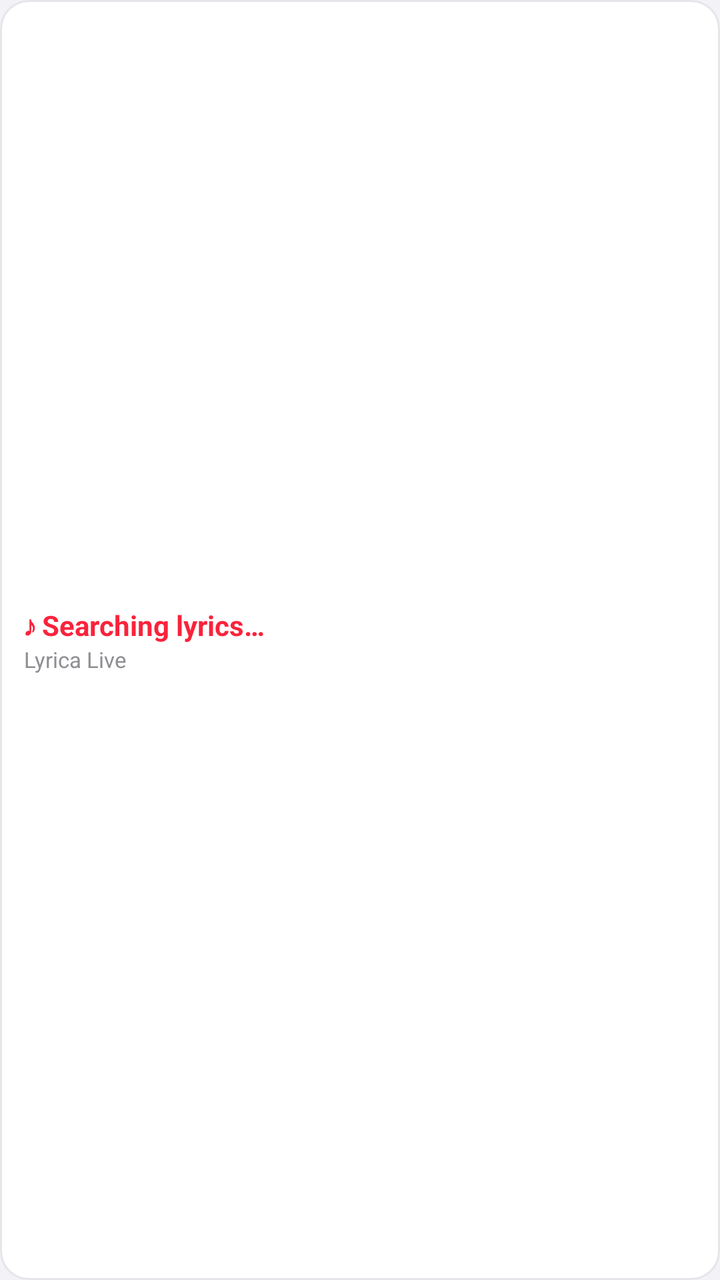
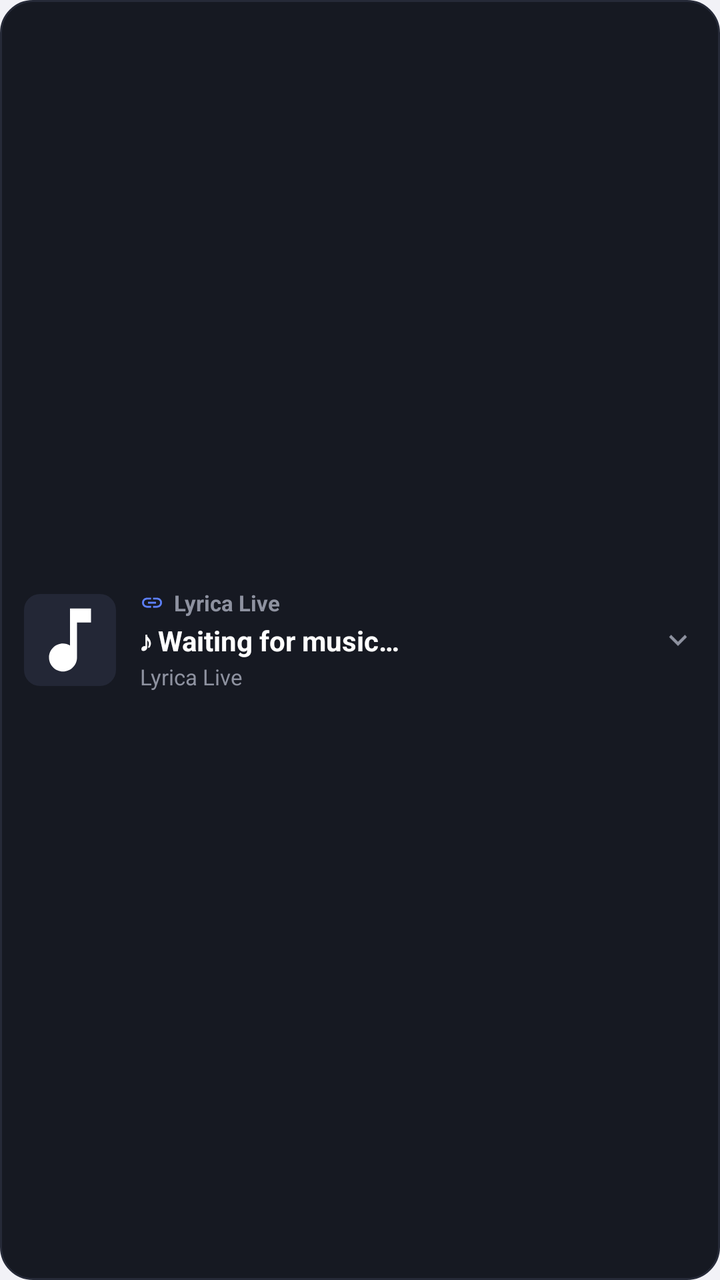

Screens rendered from an Android XML layout before and after an edit, with the pre-edit source and the edit as a unified diff.
<!-- AndroidManifest.xml: application theme Theme.LyricaLive -->
<!-- res/layout/notification_lyrics_collapsed.xml -->
<?xml version="1.0" encoding="utf-8"?>
<LinearLayout xmlns:android="http://schemas.android.com/apk/res/android"
    android:id="@+id/notif_collapsed_root"
    android:layout_width="match_parent"
    android:layout_height="64dp"
    android:background="@drawable/bg_notification_card"
    android:gravity="center_vertical"
    android:orientation="horizontal"
    android:paddingStart="12dp"
    android:paddingTop="6dp"
    android:paddingEnd="12dp"
    android:paddingBottom="6dp">

    
    <LinearLayout
        android:layout_width="0dp"
        android:layout_height="wrap_content"
        android:layout_weight="1"
        android:orientation="vertical">

        <TextView
            android:id="@+id/notif_collapsed_active_line"
            android:layout_width="match_parent"
            android:layout_height="wrap_content"
            android:ellipsize="end"
            android:maxLines="1"
            android:text="♪ Searching lyrics…"
            android:textColor="#FA233B"
            android:textSize="14sp"
            android:textStyle="bold" />

        <TextView
            android:id="@+id/notif_collapsed_source"
            android:layout_width="match_parent"
            android:layout_height="wrap_content"
            android:ellipsize="end"
            android:maxLines="1"
            android:text="Lyrica Live"
            android:textColor="#8E8E93"
            android:textSize="11sp" />
    </LinearLayout>

    
    <ImageView
        android:id="@+id/notif_collapsed_btn_play_pause"
        android:layout_width="32dp"
        android:layout_height="32dp"
        android:layout_marginStart="8dp"
        android:contentDescription="Play/Pause"
        android:padding="4dp"
        android:src="@drawable/ic_pause" />

</LinearLayout>
<!-- resources referenced by this layout -->
<resources>
  <!-- drawable bg_notification_card (drawable) -->
  <?xml version="1.0" encoding="utf-8"?>
  <shape xmlns:android="http://schemas.android.com/apk/res/android"
      android:shape="rectangle">
      <solid android:color="#FFFFFF" />
      <corners android:radius="14dp" />
      <stroke
          android:width="1dp"
          android:color="#E5E5EA" />
  </shape>
  <!-- drawable ic_pause (drawable) -->
  <vector xmlns:android="http://schemas.android.com/apk/res/android"
      android:width="24dp"
      android:height="24dp"
      android:viewportWidth="24"
      android:viewportHeight="24">
    <path
        android:fillColor="#FFFFFFFF"
        android:pathData="M6,19h4V5H6v14zm8,-14v14h4V5h-4z"/>
  </vector>
  <style name="Theme.LyricaLive" parent="Theme.Material3.Light.NoActionBar">
          <item name="colorPrimary">#FA233B</item>
          <item name="colorOnPrimary">#FFFFFF</item>
          <item name="colorPrimaryContainer">#FFE5E8</item>
          <item name="colorSurface">#FFFFFF</item>
          <item name="colorOnSurface">#000000</item>
          <item name="android:windowBackground">#F2F2F7</item>
          <item name="android:statusBarColor">#F2F2F7</item>
          <item name="android:navigationBarColor">#FFFFFF</item>
          <item name="android:windowLightStatusBar">true</item>
          <item name="android:windowLightNavigationBar">true</item>
      </style>
</resources>

<!-- the commit's change to res/layout/notification_lyrics_collapsed.xml (unified diff, before → after) -->
@@ -2,52 +2,89 @@
 <LinearLayout xmlns:android="http://schemas.android.com/apk/res/android"
     android:id="@+id/notif_collapsed_root"
     android:layout_width="match_parent"
-    android:layout_height="64dp"
+    android:layout_height="wrap_content"
     android:background="@drawable/bg_notification_card"
     android:gravity="center_vertical"
     android:orientation="horizontal"
     android:paddingStart="12dp"
-    android:paddingTop="6dp"
+    android:paddingTop="10dp"
     android:paddingEnd="12dp"
-    android:paddingBottom="6dp">
+    android:paddingBottom="10dp">
+
+    
+    <ImageView
+        android:id="@+id/notif_collapsed_art"
+        android:layout_width="46dp"
+        android:layout_height="46dp"
+        android:background="@drawable/bg_album_art_rounded"
+        android:contentDescription="Album Art"
+        android:padding="2dp"
+        android:scaleType="centerCrop"
+        android:src="@drawable/ic_lyrics_notification" />
 
     
     <LinearLayout
         android:layout_width="0dp"
         android:layout_height="wrap_content"
+        android:layout_marginStart="12dp"
+        android:layout_marginEnd="6dp"
         android:layout_weight="1"
         android:orientation="vertical">
 
+        
+        <LinearLayout
+            android:layout_width="wrap_content"
+            android:layout_height="wrap_content"
+            android:gravity="center_vertical"
+            android:orientation="horizontal">
+
+            <ImageView
+                android:layout_width="12dp"
+                android:layout_height="12dp"
+                android:contentDescription=""
+                android:src="@drawable/ic_lyrica_badge" />
+
+            <TextView
+                android:layout_width="wrap_content"
+                android:layout_height="wrap_content"
+                android:layout_marginStart="5dp"
+                android:text="Lyrica Live"
+                android:textColor="#8E92A0"
+                android:textSize="11sp"
+                android:textStyle="bold" />
+        </LinearLayout>
+
+        
         <TextView
             android:id="@+id/notif_collapsed_active_line"
             android:layout_width="match_parent"
             android:layout_height="wrap_content"
+            android:layout_marginTop="2dp"
             android:ellipsize="end"
             android:maxLines="1"
-            android:text="♪ Searching lyrics…"
-            android:textColor="#FA233B"
+            android:text="♪ Waiting for music…"
+            android:textColor="#FFFFFF"
             android:textSize="14sp"
             android:textStyle="bold" />
 
+        
         <TextView
-            android:id="@+id/notif_collapsed_source"
+            android:id="@+id/notif_collapsed_track_info"
             android:layout_width="match_parent"
             android:layout_height="wrap_content"
+            android:layout_marginTop="1dp"
             android:ellipsize="end"
             android:maxLines="1"
             android:text="Lyrica Live"
-            android:textColor="#8E8E93"
+            android:textColor="#8E92A0"
             android:textSize="11sp" />
     </LinearLayout>
 
     
     <ImageView
-        android:id="@+id/notif_collapsed_btn_play_pause"
-        android:layout_width="32dp"
-        android:layout_height="32dp"
-        android:layout_marginStart="8dp"
-        android:contentDescription="Play/Pause"
-        android:padding="4dp"
-        android:src="@drawable/ic_pause" />
+        android:layout_width="18dp"
+        android:layout_height="18dp"
+        android:contentDescription="Expand"
+        android:src="@drawable/ic_chevron_down" />
 
 </LinearLayout>
<!-- resource entries referenced after the edit -->
@@ -1,16 +1,45 @@
 <!-- resources referenced by this layout -->
 <resources>
+  <!-- drawable bg_album_art_rounded (drawable) -->
+  <?xml version="1.0" encoding="utf-8"?>
+  <shape xmlns:android="http://schemas.android.com/apk/res/android"
+      android:shape="rectangle">
+      <solid android:color="#232736" />
+      <corners android:radius="8dp" />
+  </shape>
   <!-- drawable bg_notification_card (drawable) -->
   <?xml version="1.0" encoding="utf-8"?>
   <shape xmlns:android="http://schemas.android.com/apk/res/android"
       android:shape="rectangle">
-      <solid android:color="#FFFFFF" />
-      <corners android:radius="14dp" />
+      <solid android:color="#161922" />
+      <corners android:radius="16dp" />
       <stroke
           android:width="1dp"
-          android:color="#E5E5EA" />
+          android:color="#262A38" />
   </shape>
-  <!-- drawable ic_pause (drawable) -->
+  <!-- drawable ic_chevron_down (drawable) -->
+  <?xml version="1.0" encoding="utf-8"?>
+  <vector xmlns:android="http://schemas.android.com/apk/res/android"
+      android:width="20dp"
+      android:height="20dp"
+      android:viewportWidth="24"
+      android:viewportHeight="24">
+      <path
+          android:fillColor="#8E92A0"
+          android:pathData="M7.41,8.59L12,13.17l4.59,-4.58L18,10l-6,6 -6,-6 1.41,-1.41z"/>
+  </vector>
+  <!-- drawable ic_lyrica_badge (drawable) -->
+  <?xml version="1.0" encoding="utf-8"?>
+  <vector xmlns:android="http://schemas.android.com/apk/res/android"
+      android:width="16dp"
+      android:height="16dp"
+      android:viewportWidth="24"
+      android:viewportHeight="24">
+      <path
+          android:fillColor="#5E81FF"
+          android:pathData="M3.9,12c0,-1.71 1.39,-3.1 3.1,-3.1h4V7H7c-2.76,0 -5,2.24 -5,5s2.24,5 5,5h4v-1.9H7c-1.71,0 -3.1,-1.39 -3.1,-3.1zM8,13h8v-2H8v2zm9,-6h-4v1.9h4c1.71,0 3.1,1.39 3.1,3.1s-1.39,3.1 -3.1,3.1h-4V17h4c2.76,0 5,-2.24 5,-5s-2.24,-5 -5,-5z" />
+  </vector>
+  <!-- drawable ic_lyrics_notification (drawable) -->
   <vector xmlns:android="http://schemas.android.com/apk/res/android"
       android:width="24dp"
       android:height="24dp"
@@ -18,7 +47,7 @@
       android:viewportHeight="24">
     <path
         android:fillColor="#FFFFFFFF"
-        android:pathData="M6,19h4V5H6v14zm8,-14v14h4V5h-4z"/>
+        android:pathData="M12,3v10.55c-0.59,-0.34 -1.27,-0.55 -2,-0.55 -2.21,0 -4,1.79 -4,4s1.79,4 4,4 4,-1.79 4,-4V7h4V3h-6z"/>
   </vector>
   <style name="Theme.LyricaLive" parent="Theme.Material3.Light.NoActionBar">
           <item name="colorPrimary">#FA233B</item>
